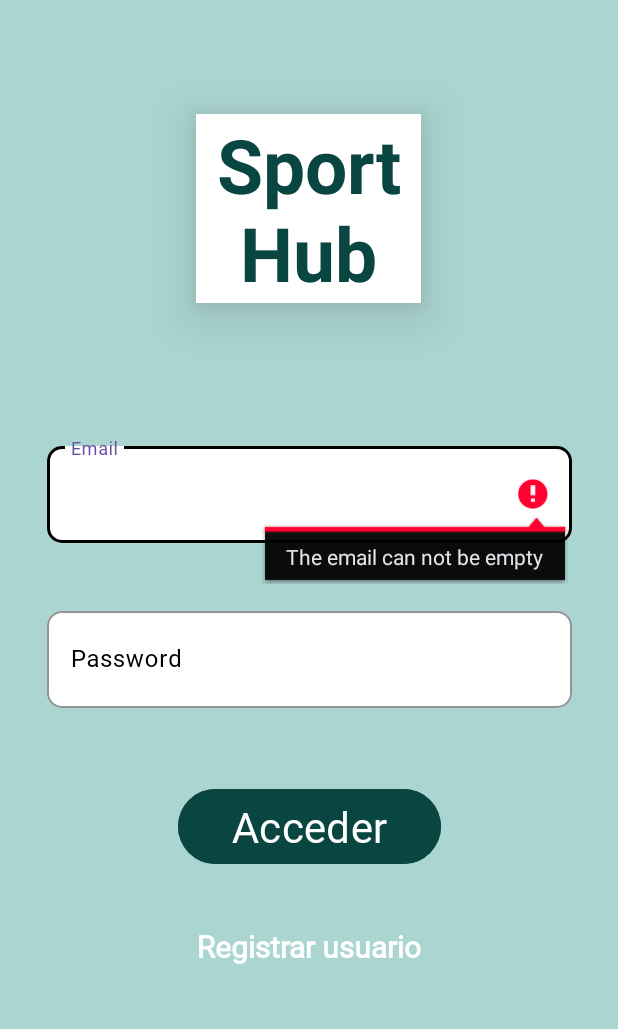
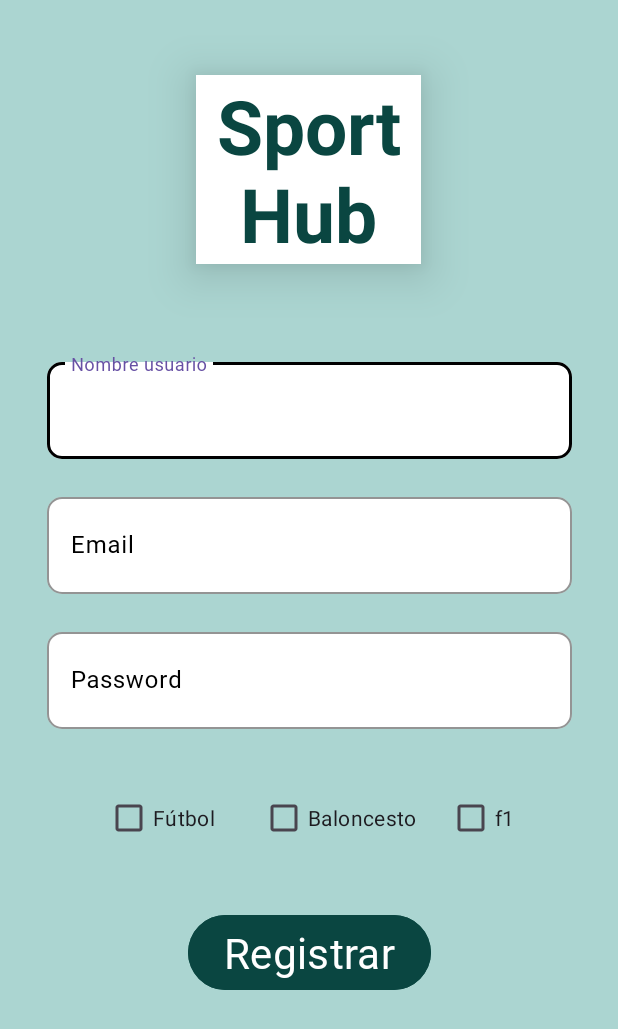
Before and after one commit to sergiopalmero87/Proyecto_TFG, an Android app: the screen it shows after launch (AuthActivity before the commit, RegistActivity after it), after a tap on "Registrar usuario", on a phone screen of 412 x 824 dp. Shown: the top 1029 px of the screen. Run offline under Robolectric (Android 15) with nearby library versions, the phone set to English and light mode, and no system bars; our stand-ins replace Firebase (no records; nobody signed in at launch, a user with empty details on screens opened directly).

Commit message:
RegistActivity, ConfigActivity

```diff
--- a/app/src/main/java/com/edix/tfc/proyecto_tfg/AuthActivity.java
+++ b/app/src/main/java/com/edix/tfc/proyecto_tfg/AuthActivity.java
@@ -79,6 +79,8 @@ public class AuthActivity extends AppCompatActivity {
         signUpButton.setOnClickListener(new View.OnClickListener() {
             @Override
             public void onClick(View v) {
+                Intent intent = new Intent(AuthActivity.this, RegistActivity.class);
+                startActivity(intent);
                 // Almacenamos en estas variables y pasamos a string las varibales emailText y passText
                 String email = emailText.getText().toString();
                 String password = passText.getText().toString();
--- /dev/null
+++ b/app/src/main/java/com/edix/tfc/proyecto_tfg/ConfigActivity.java
@@ -0,0 +1,15 @@
+package com.edix.tfc.proyecto_tfg;
+
+import android.os.Bundle;
+
+import androidx.annotation.Nullable;
+import androidx.appcompat.app.AppCompatActivity;
+
+public class ConfigActivity extends AppCompatActivity {
+
+    @Override
+    protected void onCreate(Bundle savedInstanceState) {
+        super.onCreate(savedInstanceState);
+        setContentView(R.layout.activity_config);
+    }
+}
--- a/app/src/main/java/com/edix/tfc/proyecto_tfg/MainActivity.java
+++ b/app/src/main/java/com/edix/tfc/proyecto_tfg/MainActivity.java
@@ -15,7 +15,7 @@ import com.google.firebase.auth.FirebaseAuth;
 
 public class MainActivity extends AppCompatActivity {
 
-    private LottieAnimationView logOutButton;
+    private LottieAnimationView logOutButton, configButton;
     private FirebaseAuth mAuth;
 
     @Override
@@ -25,14 +25,15 @@ public class MainActivity extends AppCompatActivity {
 
         mAuth = FirebaseAuth.getInstance();
         logOutButton = findViewById(R.id.logOut);
-
+        configButton = findViewById(R.id.config);
 
         logOut();
+        config();
     }
 
 
     private void logOut () {
-        // Establecer el OnClickListener para el botón de salida
+        // Listener para el botón de logOut
         logOutButton.setOnClickListener(new View.OnClickListener() {
             @Override
             public void onClick(View v) {
@@ -53,4 +54,27 @@ public class MainActivity extends AppCompatActivity {
             }
         });
     }
+
+    //Listener para el boton de config
+    private void config () {
+        // Establecer el OnClickListener para el botón de salida
+        configButton.setOnClickListener(new View.OnClickListener() {
+            @Override
+            public void onClick(View v) {
+                // Reproducir la animación
+                configButton.playAnimation();
+
+                // Cerrar sesión después de un breve retraso
+                new android.os.Handler().postDelayed(
+                        new Runnable() {
+                            public void run() {
+                                startActivity(new Intent(MainActivity.this, ConfigActivity.class));
+                                finish();
+                            }
+                        },
+                        1000 // Retraso de 1 segundo para dar tiempo a la animación
+                );
+            }
+        });
+    }
 }
--- /dev/null
+++ b/app/src/main/java/com/edix/tfc/proyecto_tfg/RegistActivity.java
@@ -0,0 +1,75 @@
+package com.edix.tfc.proyecto_tfg;
+
+
+import android.content.Intent;
+import android.os.Bundle;
+import android.util.Patterns;
+import android.view.View;
+import android.widget.Button;
+import android.widget.CheckBox;
+import android.widget.EditText;
+import android.widget.Toast;
+
+import androidx.annotation.NonNull;
+import androidx.appcompat.app.AppCompatActivity;
+
+import com.google.android.gms.tasks.OnCompleteListener;
+import com.google.android.gms.tasks.Task;
+import com.google.firebase.auth.AuthResult;
+import com.google.firebase.auth.FirebaseAuth;
+
+public class RegistActivity extends AppCompatActivity {
+
+    EditText userNameText, emailText, passwordText;
+    Button registButton;
+    private FirebaseAuth mAuth;
+
+    @Override
+    protected void onCreate(Bundle savedInstanceState) {
+        super.onCreate(savedInstanceState);
+        setContentView(R.layout.activity_regist);
+
+        mAuth = FirebaseAuth.getInstance();
+        userNameText = findViewById(R.id.textoNombreUser);
+        emailText = findViewById(R.id.textoEmail);
+        passwordText = findViewById(R.id.textoPassword);
+        registButton = findViewById(R.id.loginButtonRegist);
+
+        registButton.setOnClickListener(new View.OnClickListener() {
+            @Override
+            public void onClick(View v) {
+                //getText y toString porque accedemos a la caja y luego al contenido.
+                String nombreUser = userNameText.getText().toString();
+                String email = emailText.getText().toString();
+                String password = passwordText.getText().toString();
+
+                if(nombreUser.isEmpty()){
+                    userNameText.setError("El nombre de usuario no puede estar vacío");
+                }else if (!Patterns.EMAIL_ADDRESS.matcher(email).matches()){
+                    emailText.setError("Introduce un email correcto");
+                } else if(password.length() < 6){
+                    passwordText.setError("Minimo 6");
+                }else {
+                    // Crear usuario en FiraBase con email y pass
+                    mAuth.createUserWithEmailAndPassword(email, password)
+                            .addOnCompleteListener(new OnCompleteListener<AuthResult>() {
+                                @Override
+                                //Al completar la info del nuevo usuario y darle a crear usuario:
+                                public void onComplete(@NonNull Task<AuthResult> task) {
+                                    if (task.isSuccessful()) {
+                                        // User registrado correctamente
+                                        Toast.makeText(RegistActivity.this, "Usuario registrado", Toast.LENGTH_SHORT).show();
+                                        Intent intent = new Intent(RegistActivity.this, MainActivity.class);
+                                        startActivity(intent);
+                                    } else{
+                                        Toast.makeText(RegistActivity.this, "Algo salió mal. Intentelo de nuevo", Toast.LENGTH_SHORT).show();
+                                    }
+                                }
+                            });
+                }
+                }
+
+        });
+
+    }
+}
--- /dev/null
+++ b/app/src/main/res/layout/activity_config.xml
@@ -0,0 +1,7 @@
+<?xml version="1.0" encoding="utf-8"?>
+<androidx.constraintlayout.widget.ConstraintLayout xmlns:android="http://schemas.android.com/apk/res/android"
+    android:layout_width="match_parent"
+    android:layout_height="match_parent"
+    android:background="@color/background">
+
+</androidx.constraintlayout.widget.ConstraintLayout>
--- a/app/src/main/res/layout/activity_main.xml
+++ b/app/src/main/res/layout/activity_main.xml
@@ -3,6 +3,7 @@
     xmlns:tools="http://schemas.android.com/tools"
     android:layout_width="match_parent"
     android:layout_height="match_parent"
+    android:background="@color/background"
     tools:context=".MainActivity">
 
     <com.airbnb.lottie.LottieAnimationView
@@ -12,13 +13,25 @@
         android:layout_marginTop="16dp"
         android:layout_marginEnd="5dp"
         app:layout_constraintEnd_toEndOf="parent"
-        app:layout_constraintHorizontal_bias="0.982"
+        app:layout_constraintTop_toTopOf="parent"
+        app:lottie_autoPlay="false"
+        app:lottie_colorFilter="@color/button"
+        app:lottie_loop="true"
+        app:lottie_rawRes="@raw/out"
+        app:lottie_speed="2.0" />
+
+    <com.airbnb.lottie.LottieAnimationView
+        android:id="@+id/config"
+        android:layout_width="50dp"
+        android:layout_height="50dp"
+        android:layout_marginTop="16dp"
+        android:layout_marginStart="3dp"
         app:layout_constraintStart_toStartOf="parent"
         app:layout_constraintTop_toTopOf="parent"
         app:lottie_autoPlay="false"
         app:lottie_colorFilter="@color/button"
-        app:lottie_loop="false"
-        app:lottie_rawRes="@raw/out"
+        app:lottie_loop="true"
+        app:lottie_rawRes="@raw/configuracion"
         app:lottie_speed="2.0" />
 
 </androidx.constraintlayout.widget.ConstraintLayout>
--- /dev/null
+++ b/app/src/main/res/layout/activity_regist.xml
@@ -0,0 +1,174 @@
+<?xml version="1.0" encoding="utf-8"?>
+<androidx.constraintlayout.widget.ConstraintLayout xmlns:android="http://schemas.android.com/apk/res/android"
+    xmlns:app="http://schemas.android.com/apk/res-auto"
+    xmlns:tools="http://schemas.android.com/tools"
+    android:layout_width="match_parent"
+    android:layout_height="match_parent"
+    android:background="@color/background"
+    tools:context=".AuthActivity">
+
+
+    <TextView
+        android:id="@+id/tituloApp"
+        android:layout_width="150dp"
+        android:layout_height="wrap_content"
+        android:layout_marginTop="50dp"
+        android:background="@color/cardview_light_background"
+        android:elevation="20dp"
+        android:text="@string/app_name"
+        android:textAlignment="center"
+        android:textColor="@color/button"
+        android:textSize="50sp"
+        android:textStyle="bold"
+        app:layout_constraintHorizontal_bias="0.498"
+        app:layout_constraintLeft_toLeftOf="parent"
+        app:layout_constraintRight_toRightOf="parent"
+        app:layout_constraintTop_toTopOf="parent" />
+
+
+    <com.google.android.material.textfield.TextInputLayout
+        android:id="@+id/cajaNombreUser"
+        app:boxBackgroundColor="@color/white"
+        app:boxStrokeColor="@color/black"
+        android:layout_width="350dp"
+        android:layout_height="70dp"
+        android:layout_marginTop="60dp"
+        app:boxCornerRadiusTopEnd="10dp"
+        app:boxCornerRadiusTopStart="10dp"
+        app:boxCornerRadiusBottomEnd="10dp"
+        app:boxCornerRadiusBottomStart="10dp"
+        app:layout_constraintEnd_toEndOf="parent"
+        app:layout_constraintStart_toStartOf="parent"
+        app:layout_constraintTop_toBottomOf="@+id/tituloApp"
+        android:textColorHint="@color/black"
+        >
+
+        <com.google.android.material.textfield.TextInputEditText
+            android:fontFamily="@font/cascadia"
+            android:id="@+id/textoNombreUser"
+            android:layout_width="match_parent"
+            android:layout_height="match_parent"
+            android:hint="@string/hintNombreUser"
+            android:padding="2dp"
+            android:textSize="16sp" />
+    </com.google.android.material.textfield.TextInputLayout>
+
+    <com.google.android.material.textfield.TextInputLayout
+        android:id="@+id/cajaEmailRegist"
+        app:boxBackgroundColor="@color/white"
+        app:boxStrokeColor="@color/black"
+        android:layout_width="350dp"
+        android:layout_height="70dp"
+        android:layout_marginTop="20dp"
+        app:boxCornerRadiusTopEnd="10dp"
+        app:boxCornerRadiusTopStart="10dp"
+        app:boxCornerRadiusBottomEnd="10dp"
+        app:boxCornerRadiusBottomStart="10dp"
+        app:layout_constraintEnd_toEndOf="parent"
+        app:layout_constraintStart_toStartOf="parent"
+        app:layout_constraintTop_toBottomOf="@+id/cajaNombreUser"
+        android:textColorHint="@color/black"
+        >
+
+        <com.google.android.material.textfield.TextInputEditText
+            android:fontFamily="@font/cascadia"
+            android:id="@+id/textoEmail"
+            android:layout_width="match_parent"
+            android:layout_height="match_parent"
+            android:hint="@string/hintEmail"
+            android:padding="2dp"
+            android:textSize="16sp" />
+    </com.google.android.material.textfield.TextInputLayout>
+
+
+    <com.google.android.material.textfield.TextInputLayout
+        android:layout_width="350dp"
+        android:layout_height="70dp"
+        android:layout_marginTop="20dp"
+        app:layout_constraintEnd_toEndOf="parent"
+        app:layout_constraintStart_toStartOf="parent"
+        app:layout_constraintTop_toBottomOf="@+id/cajaEmailRegist"
+        android:id="@+id/cajaPasswordRegist"
+        app:boxCornerRadiusTopEnd="10dp"
+        app:boxCornerRadiusTopStart="10dp"
+        app:boxCornerRadiusBottomEnd="10dp"
+        app:boxCornerRadiusBottomStart="10dp"
+        app:boxBackgroundColor="@color/white"
+        app:boxStrokeColor="@color/black"
+        android:textColorHint="@color/black" >
+
+        <com.google.android.material.textfield.TextInputEditText
+            android:fontFamily="@font/cascadia"
+            android:layout_width="match_parent"
+            android:layout_height="match_parent"
+            android:hint="@string/hintPassword"
+            android:id="@+id/textoPassword"
+            android:padding="2dp"
+            android:inputType="textPassword"/>
+    </com.google.android.material.textfield.TextInputLayout>
+
+
+
+    <GridLayout
+        android:layout_width="wrap_content"
+        android:layout_height="wrap_content"
+        android:layout_marginStart="40dp"
+        android:layout_marginTop="35dp"
+        app:layout_constraintLeft_toLeftOf="parent"
+        android:columnCount="4"
+        android:rowCount="1"
+        android:orientation="horizontal"
+        app:layout_constraintTop_toBottomOf="@id/cajaPasswordRegist"
+        >
+
+            <CheckBox
+                android:id="@+id/chFutbol"
+                android:layout_width="wrap_content"
+                android:layout_height="wrap_content"
+                android:text="@string/futbol"
+                android:layout_row="0"
+                android:layout_marginLeft="30dp"
+                android:layout_column="0"
+                />
+
+            <CheckBox
+                android:id="@+id/chBaloncesto"
+                android:layout_width="wrap_content"
+                android:layout_height="wrap_content"
+                android:text="@string/baloncesto"
+                android:layout_row="0"
+                android:layout_column="1"
+                android:layout_marginStart="30dp"
+                />
+
+            <CheckBox
+                android:id="@+id/chF1"
+                android:layout_width="wrap_content"
+                android:layout_height="wrap_content"
+                android:text="@string/formula1"
+                android:layout_row="0"
+                android:layout_column="2"
+                android:layout_marginStart="20dp"
+                />
+    </GridLayout>
+
+
+
+    <Button
+        android:fontFamily="@font/cascadia"
+        android:id="@+id/loginButtonRegist"
+        android:layout_width="wrap_content"
+        android:layout_height="wrap_content"
+        android:layout_marginTop="120dp"
+        android:backgroundTint="@color/button"
+        android:text="@string/registrarUsuario"
+        android:textSize="28sp"
+        android:textColor="@color/white"
+        app:layout_constraintLeft_toLeftOf="parent"
+        app:layout_constraintRight_toRightOf="parent"
+        app:layout_constraintTop_toBottomOf="@+id/cajaPasswordRegist"
+        />
+
+
+
+</androidx.constraintlayout.widget.ConstraintLayout>
--- a/app/src/main/res/values/strings.xml
+++ b/app/src/main/res/values/strings.xml
@@ -2,6 +2,12 @@
     <string name="app_name">SportHub</string>
     <string name="hintEmail">Email</string>
     <string name="hintPassword">Password</string>
+    <string name="hintNombreUser">Nombre usuario</string>
     <string name="buttonAcceder">Acceder</string>
     <string name="registrar">Registrar usuario</string>
+    <string name="registrarUsuario">Registrar</string>
+    <string name="futbol">Fútbol</string>
+    <string name="baloncesto">Baloncesto</string>
+    <string name="tenis">tenis\n</string>
+    <string name="formula1">f1</string>
 </resources>
```
Also changed, not shown: app/src/main/AndroidManifest.xml (+10 -0 lines), app/src/main/res/raw/configuracion.json (added, +1 -0 lines).
